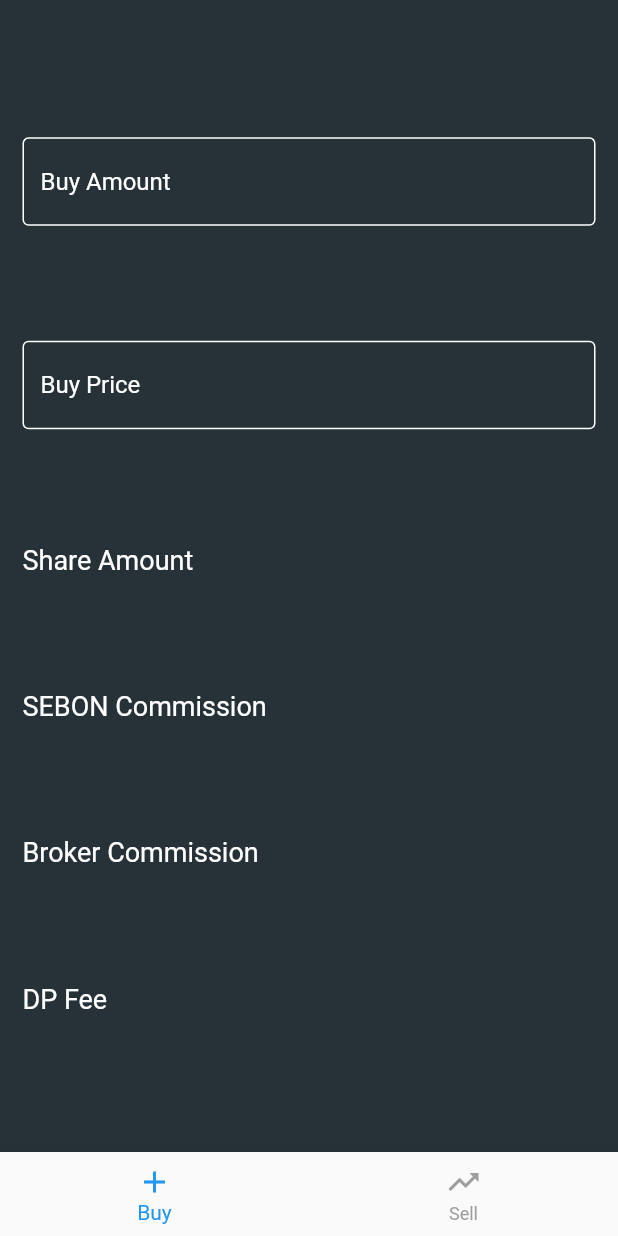
After one commit to sachins602/flutter-nepse-stockapp, a Flutter app: the CalculatorScreen screen opened by its route, on a phone screen of 412 x 824 dp. The commit adds this screen. Run offline on Flutter 3.47's test engine with Material 2 defaults, Android fonts, the phone set to English and light mode, and no system bars; our stand-ins replace cloud_firestore, firebase_auth, firebase_core, flutter_typeahead, fluttertoast, get and 1 more; accounts and stored records are empty.

Commit message:
calculator ui half done

```diff
--- a/lib/main.dart
+++ b/lib/main.dart
@@ -13,6 +13,7 @@ import 'package:jsonproject/marketdata.dart';
 import 'package:jsonproject/portfolio.dart';
 import 'package:jsonproject/search_company_details.dart';
 import 'package:jsonproject/topgainers_losers.dart';
+import 'package:jsonproject/ui/calculator_screen.dart';
 import 'package:jsonproject/ui/company_extradetails_page.dart';
 import 'package:jsonproject/ui/login_screen.dart';
 import 'package:jsonproject/widget/indiviual_comapny_detail.dart';
@@ -50,6 +51,7 @@ class _LoginPageEntryPointState extends State<LoginPageEntryPoint> {
         '/fourthScreen': (context) => ScaffoldWidgetForMarketData(),
         '/fifthScreen': (context) => ScaffoldWidgetForTopGainersLosers(),
         '/sixthScreen': (context) => ScaffoldWidgetForIndividualCompanyDetail(),
+        '/seventhScreen' : (context) => CalculatorScreen(),
 
         //'/sixthScreen': (context) => LoginPageEntryPoint(),
       },
--- a/lib/models/navigation_drawer_model.dart
+++ b/lib/models/navigation_drawer_model.dart
@@ -12,6 +12,7 @@ class Defaults {
     'Market Data',
     'Top Gainers/Losers',
     'Search',
+    'Calculator',
     'Logout',
   ];
 
@@ -22,6 +23,7 @@ class Defaults {
     Icons.library_books,
     Icons.airplay,
     Icons.search,
+    Icons.calculate,
     Icons.logout,
   ];
 }
--- /dev/null
+++ b/lib/ui/calculator_screen.dart
@@ -0,0 +1,79 @@
+
+import 'package:flutter/material.dart';
+import 'package:jsonproject/widget/child_widget.dart';
+
+class CalculatorScreen extends StatefulWidget {
+  @override
+  _CalculatorScreenState createState() => _CalculatorScreenState();
+}
+
+class _CalculatorScreenState extends State<CalculatorScreen> {
+  PageController _pageController = PageController(
+    initialPage: 0,
+  );
+  int currentIndex = 0;
+
+  Widget childWidget = ChildWidget(
+    number: AvailableNumber.First,
+  );
+
+  @override
+  void dispose() {
+    _pageController.dispose();
+    super.dispose();
+  }
+
+  @override
+  Widget build(BuildContext context) {
+    return Scaffold(
+      backgroundColor: Colors.blueGrey.shade900,
+      bottomNavigationBar: BottomNavigationBar(
+        selectedItemColor: Theme.of(context).primaryColor,
+        unselectedItemColor: Colors.grey[500],
+        currentIndex: currentIndex,
+        onTap: (value) {
+          currentIndex = value;
+          _pageController.animateToPage(
+            value,
+            duration: Duration(milliseconds: 200),
+            curve: Curves.linear,
+          );
+
+          setState(() {});
+        },
+        items: [
+          BottomNavigationBarItem(
+            icon: Icon(Icons.add),
+            title: Text("Buy"),
+          ),
+          BottomNavigationBarItem(
+            icon: Icon(Icons.trending_up),
+            title: Text("Sell"),
+          ),
+          // BottomNavigationBarItem(
+          //   icon: Icon(Icons.dashboard),
+          //   title: Text("Third"),
+          //),
+          // BottomNavigationBarItem(
+          //   icon: Icon(Icons.dashboard),
+          //   title: Text("Third"),
+          // ),
+        ],
+      ),
+      body: PageView(
+        controller: _pageController,
+        onPageChanged: (page) {
+          setState(() {
+            currentIndex = page;
+          });
+        },
+        children: <Widget>[
+          ChildWidget(number: AvailableNumber.First),
+          ChildWidget(number: AvailableNumber.Second),
+          // ChildWidget(number: AvailableNumber.Third),
+          // ChildWidget(number: AvailableNumber.Third)
+        ],
+      ),
+    );
+  }
+}
--- /dev/null
+++ b/lib/widget/child_widget.dart
@@ -0,0 +1,80 @@
+import 'package:flutter/material.dart';
+
+
+class ChildWidget extends StatelessWidget {
+  final AvailableNumber number;
+
+  const ChildWidget({Key? key, required this.number}) : super(key: key);
+
+  @override
+  Widget build(BuildContext context) {
+    String file = "";
+    if (number == AvailableNumber.First) {
+      file = "first";
+    } else if (number == AvailableNumber.Second) {
+      file = "second";
+      // } else {
+      //   file = "third";
+      // }
+    }
+    return SafeArea(
+      child: Padding(
+        padding: const EdgeInsets.all(15.0),
+        child: Column(
+          mainAxisAlignment: MainAxisAlignment.spaceEvenly,
+          crossAxisAlignment: CrossAxisAlignment.start,
+          children: <Widget>[
+            TextField(
+              decoration: InputDecoration(
+                enabledBorder: const OutlineInputBorder(
+                  borderSide: const BorderSide(color: Colors.white, width: 1.0),
+                ),
+                hintText: "Buy Amount",
+                hintStyle: TextStyle(
+                  color: Colors.white,
+                ),
+
+              ),
+              keyboardType: TextInputType.number,
+            ),
+            TextField(
+              decoration: InputDecoration(
+                enabledBorder: const OutlineInputBorder(
+                  borderSide: const BorderSide(color: Colors.white, width: 1.0),
+                ),
+                hintText: "Buy Price",
+                hintStyle: TextStyle(
+                  color: Colors.white,
+                ),
+              ),
+
+              keyboardType: TextInputType.number,
+            ),
+            Text("Share Amount       ",
+            style: TextStyle(
+              color: Colors.white,
+              fontSize: 18,
+            ),),
+            Text("SEBON Commission   ",
+            style: TextStyle(
+              color: Colors.white,
+              fontSize: 18,
+            ),),
+            Text("Broker Commission   ",
+            style: TextStyle(
+              color: Colors.white,
+              fontSize: 18,
+            ),),
+            Text("DP Fee              ",
+            style: TextStyle(
+              color: Colors.white,
+              fontSize: 18,
+            ),),
+          ],
+        ),
+      ),
+    );
+  }
+}
+
+enum AvailableNumber { First, Second }
--- a/lib/widget/navigation_drawer.dart
+++ b/lib/widget/navigation_drawer.dart
@@ -32,6 +32,9 @@ final DataController controller = Get.find();
     ),
     Center(
       child: Flexible(child: Text('Search')),
+    ),
+    Center(
+      child: Flexible(child: Text('Calculator')),
     ),
     Center(
       child: Text('Logout'),
@@ -129,6 +132,10 @@ final DataController controller = Get.find();
                       AppDrawerTile(
                         index: 6,
                         onTap: updateState(6),
+                      ),
+                      AppDrawerTile(
+                        index: 7,
+                        onTap: updateState(7),
                       ),
                       const SizedBox(
                         height: 30,
@@ -250,6 +257,12 @@ class AppDrawerTile extends StatelessWidget {
               break;
             case 6:
               {
+                Navigator.pop(context);
+                Navigator.pushNamed(context, '/seventhScreen');
+              }
+              break;
+            case 7:
+              {
                 logout(context);
               }
               break;
```
